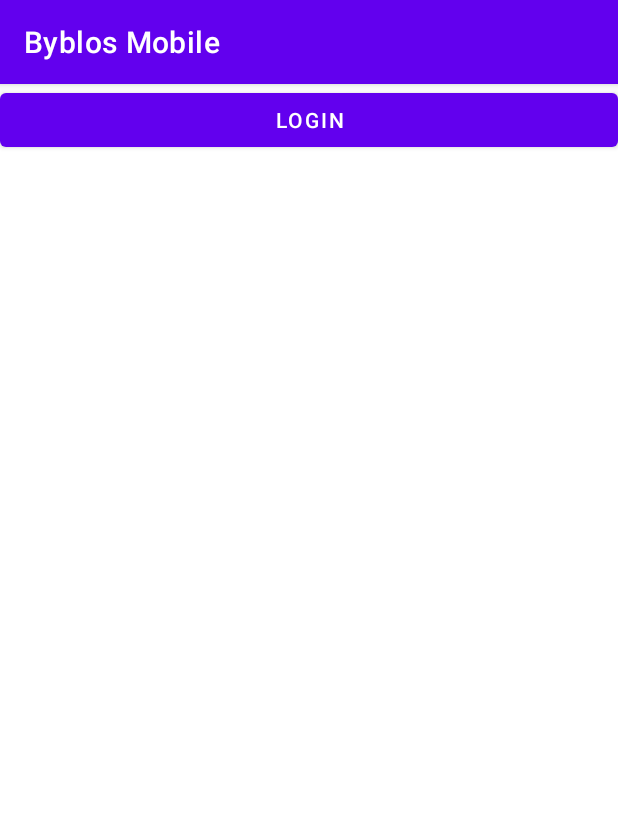
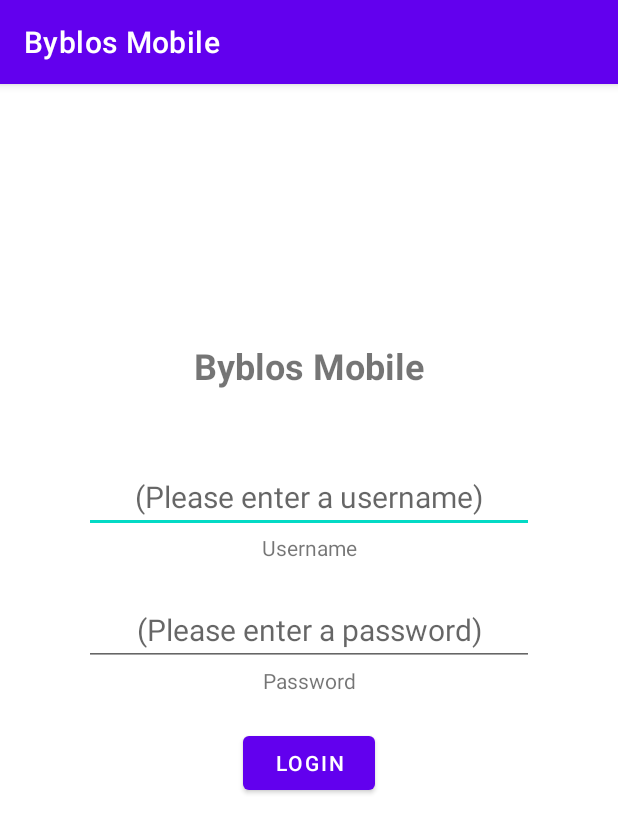
Before and after one commit to samspark345/android_studio_application, an Android app: the LoginActivity screen opened directly, with no data from a screen before it, on a phone screen of 412 x 824 dp. Shown: the top 833 px of the screen. Run offline under Robolectric (Android 15) with nearby library versions, the phone set to English and light mode, and no system bars.

Commit message:
Did the login page

```diff
--- a/ByblosMobile/app/src/main/res/layout/activity_login.xml
+++ b/ByblosMobile/app/src/main/res/layout/activity_login.xml
@@ -15,11 +15,76 @@
             android:layout_height="match_parent"
             android:orientation="vertical">
 
+            <Space
+                android:layout_width="match_parent"
+                android:layout_height="171dp" />
+
+            <TextView
+                android:id="@+id/appNameTextView"
+                android:layout_width="match_parent"
+                android:layout_height="wrap_content"
+                android:gravity="center"
+                android:text="@string/app_name"
+                android:textSize="24sp"
+                android:textStyle="bold" />
+
+            <Space
+                android:layout_width="match_parent"
+                android:layout_height="47dp" />
+
+            <EditText
+                android:id="@+id/loginName"
+                android:layout_width="300dp"
+                android:layout_height="wrap_content"
+                android:layout_gravity="center"
+                android:ems="10"
+                android:gravity="center"
+                android:hint="@string/username_hint"
+                android:inputType="textPersonName"
+                android:textSize="20sp"
+                tools:ignore="SpeakableTextPresentCheck" />
+
+            <TextView
+                android:id="@+id/loginUsernameText"
+                android:layout_width="match_parent"
+                android:layout_height="wrap_content"
+                android:gravity="center"
+                android:text="@string/username" />
+
+            <Space
+                android:layout_width="match_parent"
+                android:layout_height="21dp" />
+
+            <EditText
+                android:id="@+id/loginPassword"
+                android:layout_width="300dp"
+                android:layout_height="wrap_content"
+                android:layout_gravity="center"
+                android:ems="10"
+                android:gravity="center"
+                android:hint="@string/password_hint"
+                android:inputType="textPersonName"
+                android:textSize="20sp"
+                tools:ignore="SpeakableTextPresentCheck" />
+
+            <TextView
+                android:id="@+id/loginPasswordText"
+                android:layout_width="match_parent"
+                android:layout_height="wrap_content"
+                android:gravity="center"
+                android:text="@string/password" />
+
+            <Space
+                android:layout_width="match_parent"
+                android:layout_height="21dp" />
+
             <Button
                 android:id="@+id/loginBtn"
-                android:layout_width="match_parent"
+                android:layout_width="wrap_content"
                 android:layout_height="wrap_content"
+                android:layout_gravity="center"
                 android:text="@string/loginBtn" />
+
         </LinearLayout>
     </RelativeLayout>
 </androidx.constraintlayout.widget.ConstraintLayout>
--- a/ByblosMobile/app/src/main/res/values/strings.xml
+++ b/ByblosMobile/app/src/main/res/values/strings.xml
@@ -3,4 +3,9 @@
     <string name="loginBtn">Login</string>
     <string name="signupBtn">Signup</string>
     <string name="mainText">Byblos</string>
+
+    <string name="username_hint">(Please enter a username)</string>
+    <string name="password_hint">(Please enter a password)</string>
+    <string name="username">Username</string>
+    <string name="password">Password</string>
 </resources>
```
